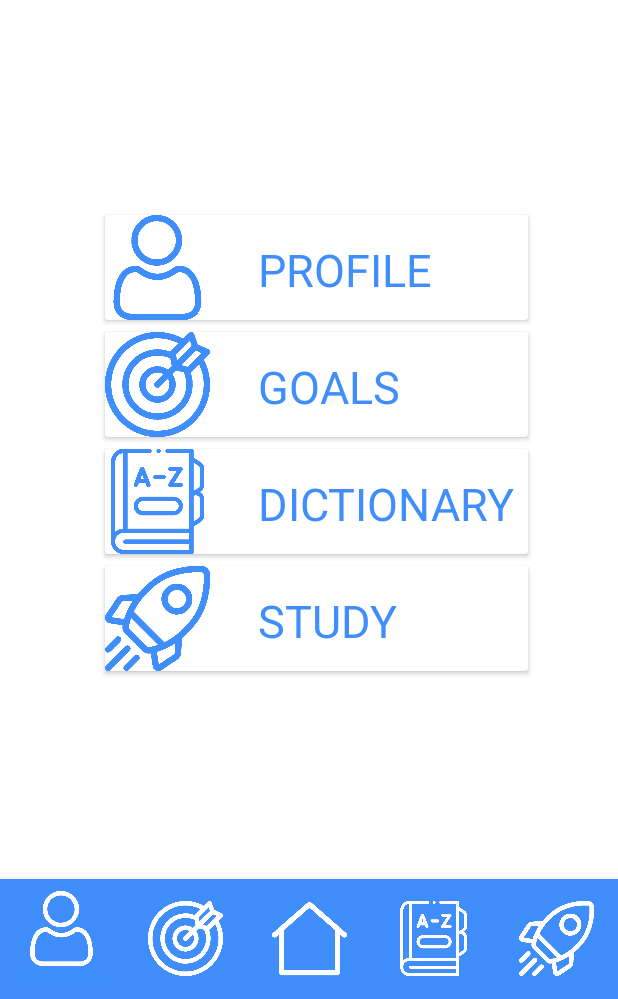
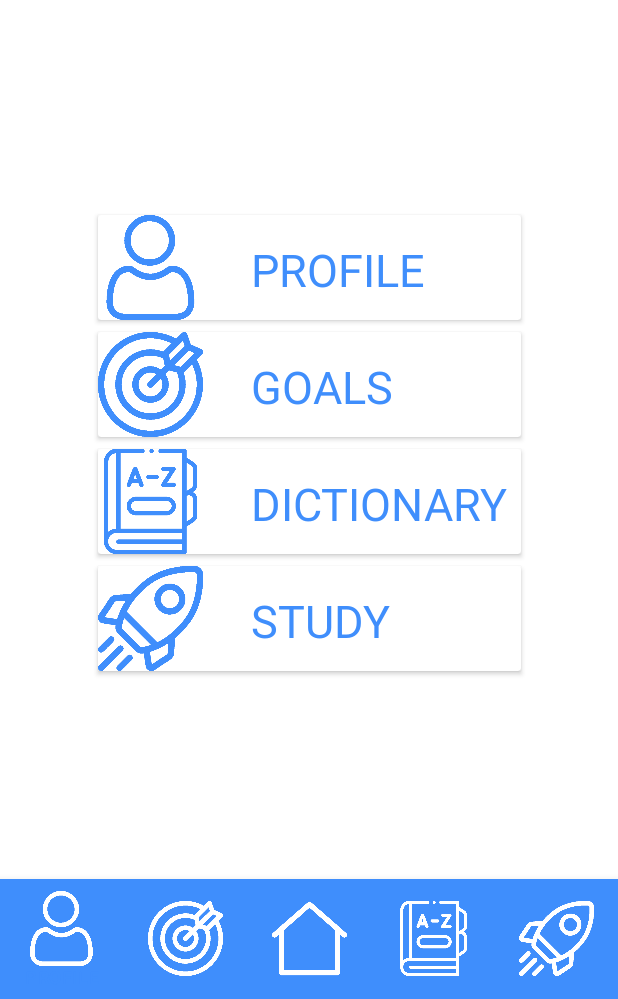
Before and after one commit to thedellyllama/StudyEnglish, an Android app: the screen it shows after launch (MainActivity), on a phone screen of 412 x 824 dp, the part 237-1236 px from its top. Run offline under Robolectric (Android 15) with nearby library versions, the phone set to English and light mode, and no system bars; our stand-ins replace navigation-ui.

Commit message:
layouts updated

```diff
--- a/app/src/main/res/layout/fragment_page4.xml
+++ b/app/src/main/res/layout/fragment_page4.xml
@@ -37,8 +37,9 @@
         android:id="@+id/card_view_profile"
         android:layout_width="282dp"
         android:layout_height="wrap_content"
-        android:layout_marginStart="70dp"
         android:layout_marginTop="32dp"
+        app:layout_constraintEnd_toEndOf="parent"
+        app:layout_constraintHorizontal_bias="0.5"
         app:layout_constraintStart_toStartOf="parent"
         app:layout_constraintTop_toBottomOf="@+id/logo">
 
@@ -79,8 +80,9 @@
         android:id="@+id/card_view_goals"
         android:layout_width="282dp"
         android:layout_height="wrap_content"
-        android:layout_marginStart="70dp"
         android:layout_marginTop="8dp"
+        app:layout_constraintEnd_toEndOf="parent"
+        app:layout_constraintHorizontal_bias="0.5"
         app:layout_constraintStart_toStartOf="parent"
         app:layout_constraintTop_toBottomOf="@+id/card_view_profile">
 
@@ -117,8 +119,9 @@
         android:id="@+id/card_view_dictionary"
         android:layout_width="282dp"
         android:layout_height="wrap_content"
-        android:layout_marginStart="70dp"
         android:layout_marginTop="8dp"
+        app:layout_constraintEnd_toEndOf="parent"
+        app:layout_constraintHorizontal_bias="0.5"
         app:layout_constraintStart_toStartOf="parent"
         app:layout_constraintTop_toBottomOf="@+id/card_view_goals">
 
@@ -154,8 +157,9 @@
         android:id="@+id/card_view_study"
         android:layout_width="282dp"
         android:layout_height="wrap_content"
-        android:layout_marginStart="70dp"
         android:layout_marginTop="8dp"
+        app:layout_constraintEnd_toEndOf="parent"
+        app:layout_constraintHorizontal_bias="0.5"
         app:layout_constraintStart_toStartOf="parent"
         app:layout_constraintTop_toBottomOf="@+id/card_view_dictionary">
 
--- a/app/src/main/res/layout/fragment_page5.xml
+++ b/app/src/main/res/layout/fragment_page5.xml
@@ -125,10 +125,12 @@
         android:id="@+id/text_check_level"
         android:layout_width="wrap_content"
         android:layout_height="wrap_content"
-        android:layout_marginTop="16dp"
+        android:layout_marginTop="8dp"
+        android:layout_marginBottom="32dp"
         android:text="@string/check_level"
         android:textColor="@color/blue_app"
         android:textStyle="italic"
+        app:layout_constraintBottom_toBottomOf="parent"
         app:layout_constraintEnd_toEndOf="parent"
         app:layout_constraintStart_toStartOf="parent"
         app:layout_constraintTop_toBottomOf="@+id/button_c1" />
--- a/app/src/main/res/layout/fragment_page6.xml
+++ b/app/src/main/res/layout/fragment_page6.xml
@@ -40,7 +40,6 @@
         android:layout_height="133dp"
         android:layout_marginStart="32dp"
         android:layout_marginTop="28dp"
-        android:src="@drawable/button_yellow"
         app:layout_constraintStart_toStartOf="parent"
         app:layout_constraintTop_toBottomOf="@+id/text_title" />
 
```
